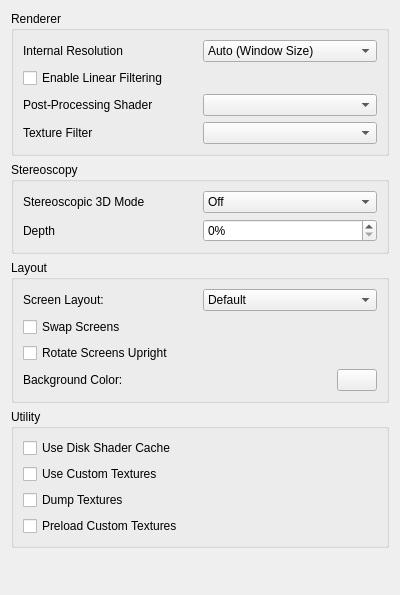
First picture: the form in src/citra_qt/configuration/configure_enhancements.ui, repository PKinfairs/citra, before the edit.
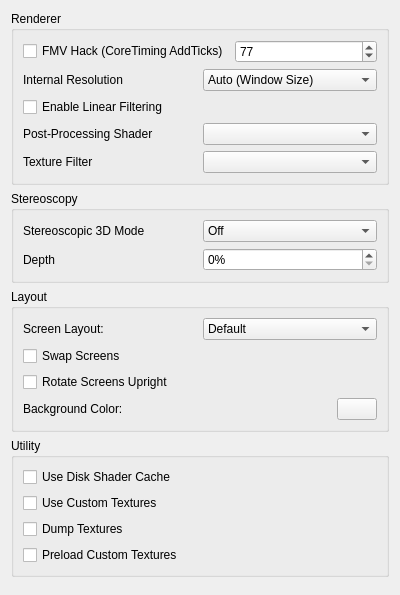
Second picture: the form after the edit.

Commit message: Adding FMV_Tick_Hack

The edit to the form file:
```diff
--- a/src/citra_qt/configuration/configure_enhancements.ui
+++ b/src/citra_qt/configuration/configure_enhancements.ui
@@ -26,6 +26,30 @@
       <string>Renderer</string>
      </property>
      <layout class="QVBoxLayout" name="verticalLayout_6">
+      <item>
+        <layout class="QHBoxLayout" name="horizontalLayout_7">
+         <item>
+          <widget class="QCheckBox" name="FMV_hack">
+           <property name="text">
+            <string>FMV Hack (CoreTiming AddTicks)</string>
+           </property>
+          </widget>
+         </item>
+         <item>
+          <widget class="QSpinBox" name="AddTicks">
+           <property name="minimum">
+            <number>1</number>
+           </property>
+           <property name="maximum">
+            <number>999999</number>
+           </property>
+           <property name="value">
+            <number>77</number>
+           </property>
+          </widget>
+         </item>
+        </layout>
+       </item>
       <item>
        <layout class="QHBoxLayout" name="horizontalLayout">
         <item>
```
The commit also changes 5 other files.
